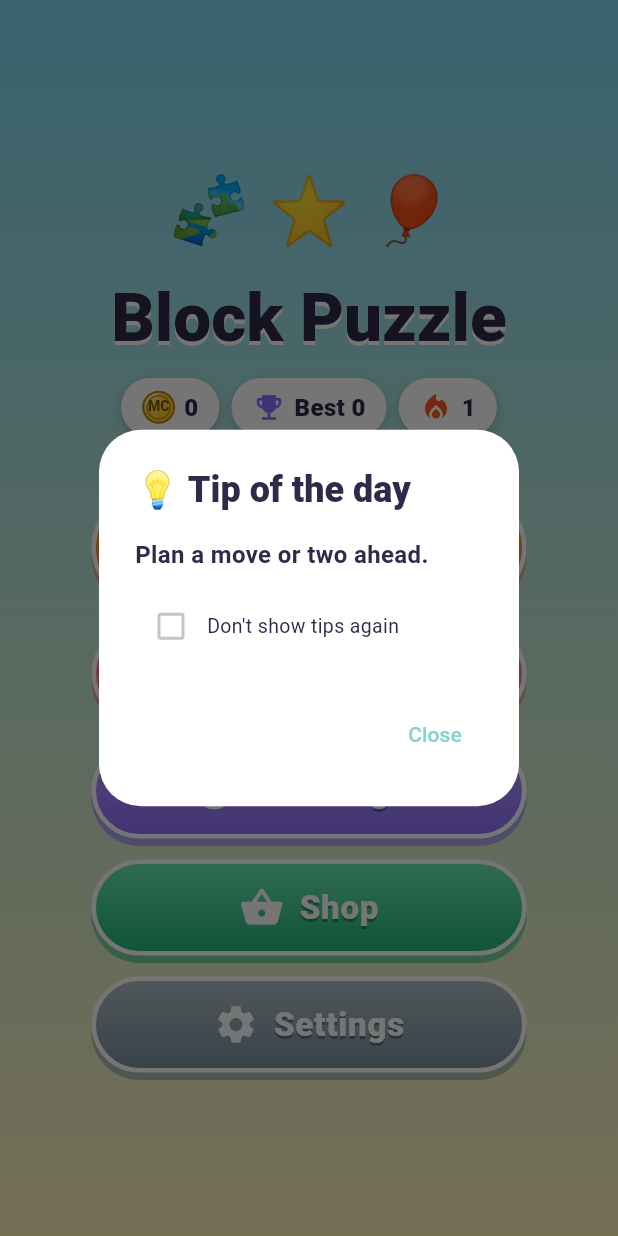
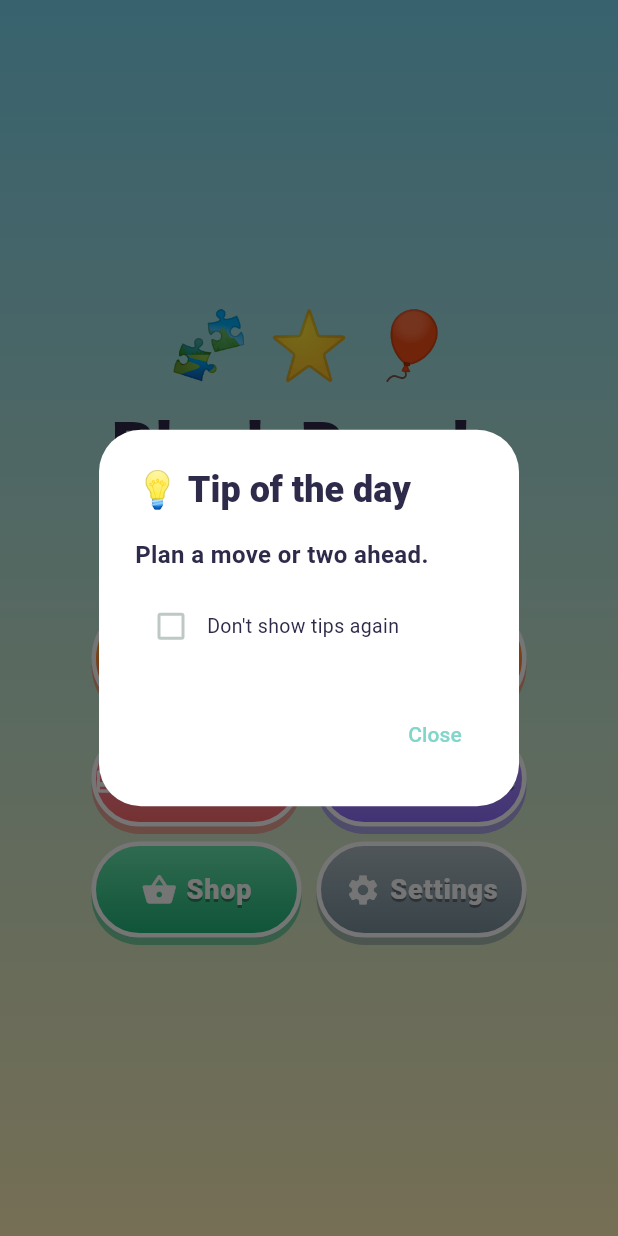
Before and after one commit to ya-spark/game-factory, a Flutter app: the screen it shows after launch, on a phone screen of 412 x 824 dp. Run offline on Flutter 3.47's test engine with Material 3 defaults, Android fonts, the phone set to English and light mode, and no system bars; our stand-ins replace audioplayers, flutter_local_notifications, flutter_timezone, google_mobile_ads, in_app_purchase, share_plus and 3 more; missing offline and left inert: flame, games_services.

Commit message:
Template Home: 2 x 2 grid for the secondary buttons
Co-Authored-By: Claude Sonnet 5.5 <noreply@anthropic.com>

```diff
--- a/template/flutter-game-template/lib/ui/home_screen.dart
+++ b/template/flutter-game-template/lib/ui/home_screen.dart
@@ -76,7 +76,7 @@ class _HomeScreenState extends State<HomeScreen> with WidgetsBindingObserver {
                 child: SingleChildScrollView(
                   child: Column(
                     mainAxisSize: MainAxisSize.min,
-                    spacing: 14,
+                    spacing: 10,
                     children: [
                       const PopIn(
                         child: Text('🧩 ⭐ 🎈', style: TextStyle(fontSize: 44)),
@@ -132,38 +132,58 @@ class _HomeScreenState extends State<HomeScreen> with WidgetsBindingObserver {
                         primary: true,
                         onPressed: () => _open(const GameScreen()),
                       ),
+                      HomeGrid(
+                        children: [
                           if (s.config.retention.dailyReward)
                             MenuButton(
+                              compact: true,
                               key: TestIds.homeDailyReward,
                               label: 'Daily reward',
                               icon: Icons.card_giftcard,
-                          colors: const [Color(0xFFFF8FB1), KidColors.coral],
+                              colors: const [
+                                Color(0xFFFF8FB1),
+                                KidColors.coral,
+                              ],
                               badge: profile.dailyRewardAvailable,
                               onPressed: () => _open(const DailyRewardScreen()),
                             ),
                           if (s.config.retention.dailyChallenges ||
                               s.config.retention.achievements)
                             MenuButton(
+                              compact: true,
                               key: TestIds.homeChallenges,
                               label: 'Challenges',
                               icon: Icons.flag_circle,
-                          colors: const [Color(0xFFB79CFF), KidColors.grape],
+                              colors: const [
+                                Color(0xFFB79CFF),
+                                KidColors.grape,
+                              ],
                               badge: claimable,
                               onPressed: () => _open(const ChallengesScreen()),
                             ),
                           MenuButton(
+                            compact: true,
                             key: TestIds.homeShop,
                             label: 'Shop',
                             icon: Icons.shopping_basket,
-                        colors: const [Color(0xFF6BEBB0), Color(0xFF1FB57A)],
+                            colors: const [
+                              Color(0xFF6BEBB0),
+                              Color(0xFF1FB57A),
+                            ],
                             onPressed: () => _open(const ShopScreen()),
                           ),
                           MenuButton(
+                            compact: true,
                             key: TestIds.homeSettings,
                             label: 'Settings',
                             icon: Icons.settings,
-                        colors: const [Color(0xFFB0BEC5), Color(0xFF78909C)],
+                            colors: const [
+                              Color(0xFFB0BEC5),
+                              Color(0xFF78909C),
+                            ],
                             onPressed: () => _open(const SettingsScreen()),
+                          ),
+                        ],
                       ),
                     ],
                   ),
--- a/template/flutter-game-template/lib/ui/widgets.dart
+++ b/template/flutter-game-template/lib/ui/widgets.dart
@@ -83,6 +83,7 @@ class MenuButton extends StatelessWidget {
     required this.onPressed,
     this.badge = false,
     this.primary = false,
+    this.compact = false,
     this.colors,
   });
   final String label;
@@ -90,6 +91,10 @@ class MenuButton extends StatelessWidget {
   final VoidCallback onPressed;
   final bool badge;
   final bool primary;
+
+  /// Half-width variant for the Home 2 x 2 grid: fills the width it is given (64 dp tall),
+  /// with a smaller icon and label.
+  final bool compact;
 
   /// Gradient colors; defaults to a sunny orange for primary and a blue for the rest.
   final List<Color>? colors;
@@ -103,7 +108,7 @@ class MenuButton extends StatelessWidget {
             : const [Color(0xFF5AB8FF), Color(0xFF3F7BFF)]);
     final height = primary ? 76.0 : 64.0;
     return SizedBox(
-      width: 290,
+      width: compact ? null : 290,
       height: height,
       child: _BadgeDot(
         show: badge,
@@ -135,8 +140,12 @@ class MenuButton extends StatelessWidget {
                 mainAxisAlignment: MainAxisAlignment.center,
                 mainAxisSize: MainAxisSize.min,
                 children: [
-                  Icon(icon, color: Colors.white, size: primary ? 36 : 30),
-                  const SizedBox(width: 10),
+                  Icon(
+                    icon,
+                    color: Colors.white,
+                    size: primary ? 36 : (compact ? 24 : 30),
+                  ),
+                  SizedBox(width: compact ? 6 : 10),
                   Flexible(
                     child: FittedBox(
                       fit: BoxFit.scaleDown,
@@ -144,7 +153,7 @@ class MenuButton extends StatelessWidget {
                         label,
                         style: TextStyle(
                           color: Colors.white,
-                          fontSize: primary ? 28 : 22,
+                          fontSize: primary ? 28 : (compact ? 18 : 22),
                           fontWeight: FontWeight.w900,
                           letterSpacing: 0.5,
                           shadows: const [
@@ -225,6 +234,29 @@ class _BadgeDot extends StatelessWidget {
         ),
     ],
   );
+}
+
+/// The Home secondary buttons in rows of two, 10 dp apart, as wide as the Play button (290 dp).
+/// A lone last button spans the row, so hidden buttons leave no gap.
+class HomeGrid extends StatelessWidget {
+  const HomeGrid({super.key, required this.children});
+  final List<Widget> children;
+
+  @override
+  Widget build(BuildContext context) {
+    final rows = <Widget>[];
+    for (var i = 0; i < children.length; i += 2) {
+      rows.add(
+        Row(
+          spacing: 10,
+          children: [
+            for (final c in children.skip(i).take(2)) Expanded(child: c),
+          ],
+        ),
+      );
+    }
+    return SizedBox(width: 290, child: Column(spacing: 10, children: rows));
+  }
 }
 
 /// White rounded card that groups a row on the colorful menu screens.
```
Lines whose indentation alone changed are shown as unchanged.
